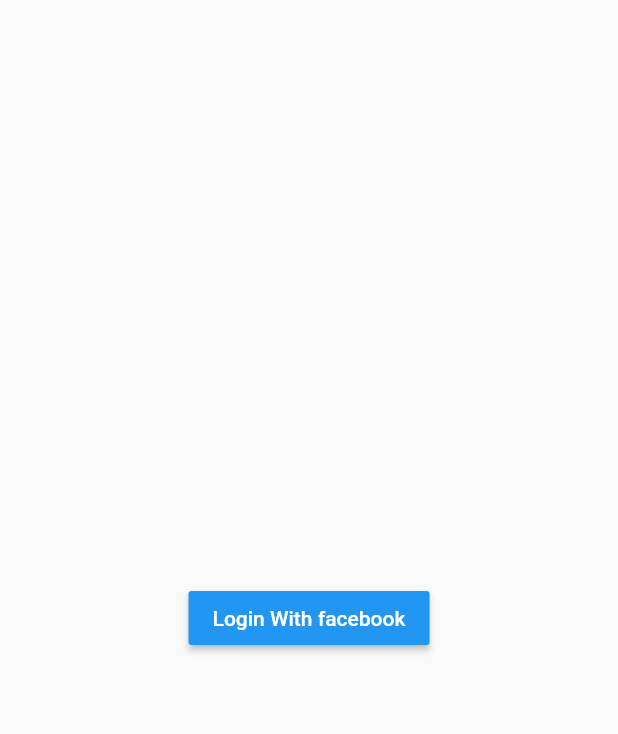
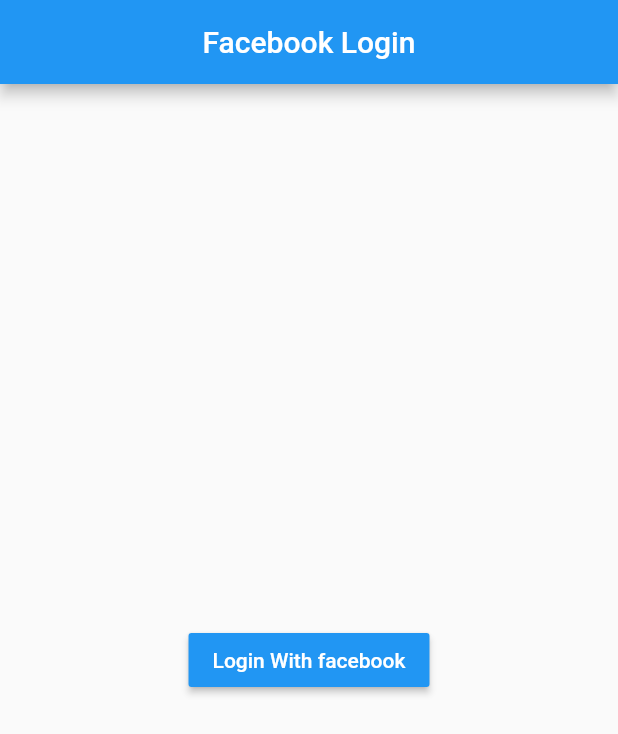
Before and after one commit to Abhinav-Kaushal/facebook_login, a Flutter app: the screen it shows after launch, on a phone screen of 412 x 824 dp. Shown: the top 734 px of the screen. Run offline on Flutter 3.47's test engine with Material 2 defaults, Android fonts, the phone set to English and light mode, and no system bars; missing offline and left inert: flutter_facebook_login.

Commit message:
Secont commit

```diff
--- a/lib/main.dart
+++ b/lib/main.dart
@@ -54,6 +54,11 @@ class _MyAppState extends State<MyApp> {
   Widget build(BuildContext context) {
     return MaterialApp(
       home: Scaffold(
+        appBar: AppBar(
+          backgroundColor: Colors.blue,
+          title: Text("Facebook Login"),
+          centerTitle: true,
+        ),
         body: Center(
           child:  _isLogin ? Column(
             mainAxisAlignment: MainAxisAlignment.center,
```
